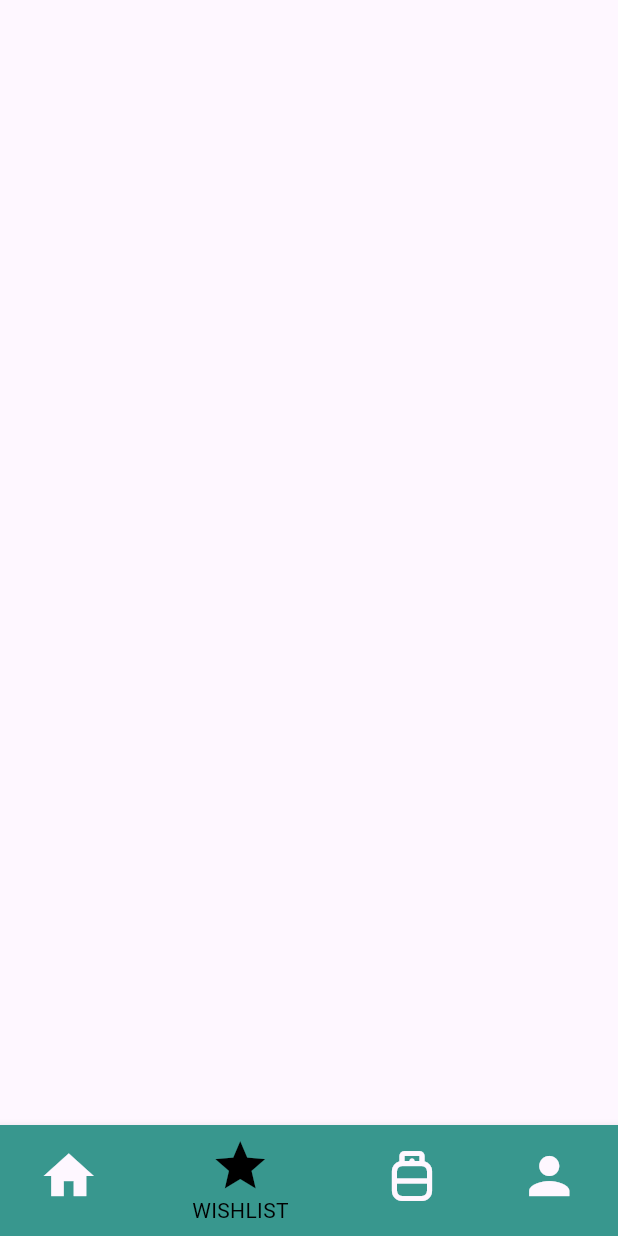
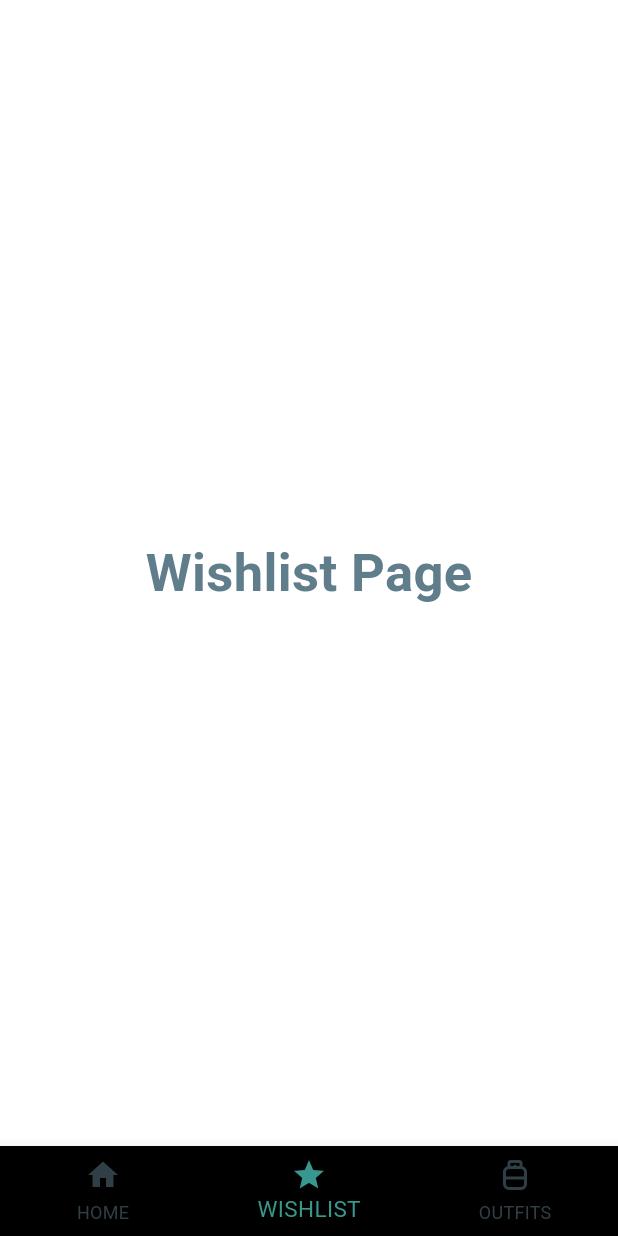
Before and after one commit to devendra-00/Wardrobe, a Flutter app: the screen it shows after launch, item 2 of the bottom bar chosen, on a phone screen of 412 x 824 dp. Run offline on Flutter 3.47's test engine with Material 2 defaults, Android fonts, the phone set to English and light mode, and no system bars; our stand-ins replace flutter_animate.

Commit message:
updated_navbar

```diff
--- a/lib/screens/forgotPass_Verify/otpVerify.dart
+++ b/lib/screens/forgotPass_Verify/otpVerify.dart
@@ -50,6 +50,7 @@ class _otpVerfiyState extends State<otpVerfiy> {
     double height=MediaQuery.of(context).size.height;
     return Stack(
         children: [
+
           login_sign_background(),
 
           Scaffold(
--- a/lib/screens/landing_page.dart
+++ b/lib/screens/landing_page.dart
@@ -1,4 +1,7 @@
 import 'package:flutter/material.dart';
+import 'package:myapp/widgets/home_Page.dart';
+import 'package:myapp/widgets/outfits_.dart';
+import 'package:myapp/widgets/wish_List.dart';
 
 
 class landingpage extends StatefulWidget {
@@ -10,20 +13,17 @@ class landingpage extends StatefulWidget {
 
 class _landingpageState extends State<landingpage> {
   int _selectedIndex=0;
-  static const List<Widget> _widgetOptions = <Widget>[
-    Text('Home Page', style: TextStyle(fontSize: 35, fontWeight: FontWeight.bold)),
-    Text('Search Page', style: TextStyle(fontSize: 35, fontWeight: FontWeight.bold)),
-    Text('Profile Page', style: TextStyle(fontSize: 35, fontWeight: FontWeight.bold)),
-  ];
-
-  void _onItemTapped(int index) {
+  static const List<Widget> pages =[home(),wish(),outfits()];
+  void _onItemTapped(index) {
     setState(() {
       _selectedIndex = index;
     });
   }
   @override
   Widget build(BuildContext context) {
+    final Size size= MediaQuery.of(context).size;
     return Scaffold(
+      backgroundColor: Colors.transparent,
       bottomNavigationBar: BottomNavigationBar(
           items: const <BottomNavigationBarItem>[
             BottomNavigationBarItem(
@@ -41,19 +41,16 @@ class _landingpageState extends State<landingpage> {
                 label: "OUTFITS",
                 backgroundColor: Color(0xff38978E)
             ),
-            BottomNavigationBarItem(
-              icon: Icon(Icons.person),
-              label: "PERSON",
-              backgroundColor: Color(0xff38978E),
-            ),
           ],
-          type: BottomNavigationBarType.shifting,
           currentIndex: _selectedIndex,
-          selectedItemColor: Colors.black,
-          iconSize: 40,
-          onTap: _onItemTapped,
-          elevation: 5
+          selectedItemColor:const Color(0xff38978E),
+          unselectedItemColor: Colors.blueGrey.withOpacity(0.5),
+          backgroundColor: Colors.black,
+          selectedFontSize: 15,
+          onTap: _onItemTapped
       ),
+      body: pages[_selectedIndex],
+
     );
   }
 }
--- /dev/null
+++ b/lib/widgets/home_Page.dart
@@ -0,0 +1,19 @@
+import 'package:flutter/material.dart';
+
+class home extends StatefulWidget {
+  const home({super.key});
+
+  @override
+  State<home> createState() => _homeState();
+}
+
+class _homeState extends State<home> {
+  @override
+  Widget build(BuildContext context) {
+    return Scaffold(
+      backgroundColor: Colors.transparent,
+      body:
+      Center(child: Text('Home Page', style: TextStyle(color: Colors.blueGrey,fontSize: 35, fontWeight: FontWeight.bold))),
+    );
+  }
+}
--- /dev/null
+++ b/lib/widgets/outfits_.dart
@@ -0,0 +1,19 @@
+import 'package:flutter/material.dart';
+
+class outfits extends StatefulWidget {
+  const outfits({super.key});
+
+  @override
+  State<outfits> createState() => _outfitsState();
+}
+
+class _outfitsState extends State<outfits> {
+  @override
+  Widget build(BuildContext context) {
+    return Scaffold(
+      backgroundColor: Colors.transparent,
+      body: Center(child: Text('Outfits Page', style: TextStyle(color: Colors.blueGrey,fontSize: 35, fontWeight: FontWeight.bold))),
+
+    );
+  }
+}
--- /dev/null
+++ b/lib/widgets/wish_List.dart
@@ -0,0 +1,19 @@
+import 'package:flutter/material.dart';
+
+class wish extends StatefulWidget {
+  const wish({super.key});
+
+  @override
+  State<wish> createState() => _wishState();
+}
+
+class _wishState extends State<wish> {
+  @override
+  Widget build(BuildContext context) {
+    return Scaffold(
+      backgroundColor: Colors.transparent,
+      body: Center(child: Text('Wishlist Page', style: TextStyle(color: Colors.blueGrey,fontSize: 35, fontWeight: FontWeight.bold))),
+
+    );
+  }
+}
```
